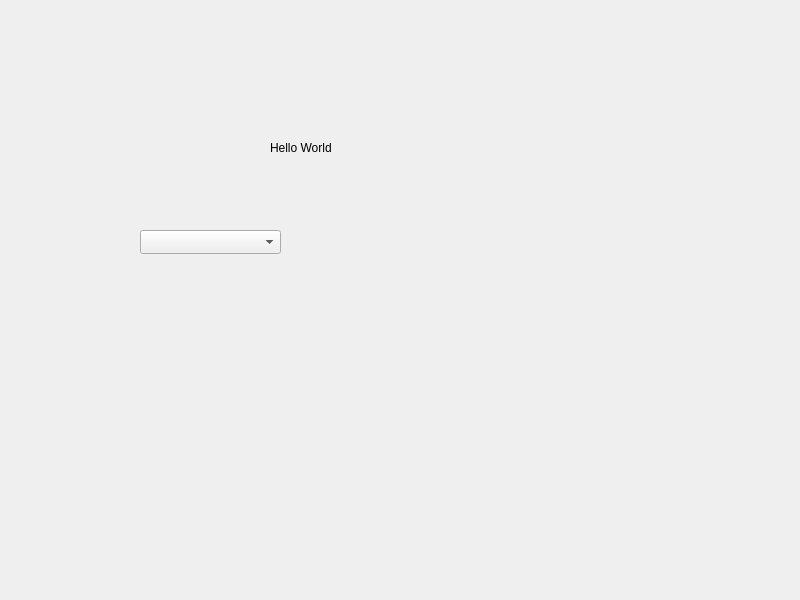
Old version of the form mainwindow.ui in the repository ilpenSE/autoclicker.
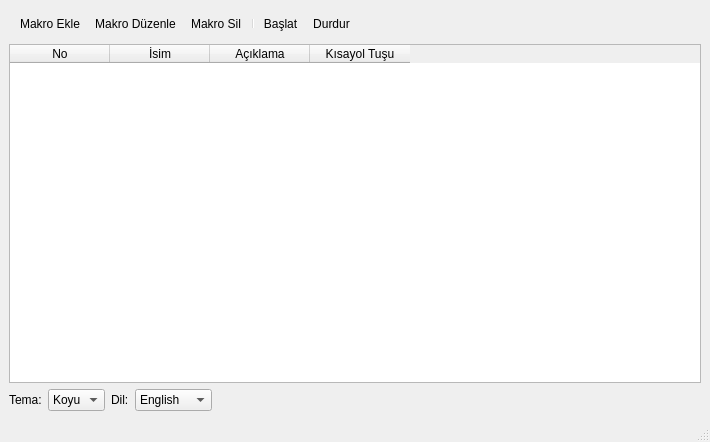
New version of the form. Icons and pictures are not drawn.

Diff of the .ui file:
```diff
--- a/mainwindow.ui
+++ b/mainwindow.ui
@@ -6,41 +6,174 @@
    <rect>
     <x>0</x>
     <y>0</y>
-    <width>800</width>
-    <height>600</height>
+    <width>710</width>
+    <height>442</height>
    </rect>
   </property>
   <property name="windowTitle">
    <string>Auto Clicker</string>
   </property>
   <widget class="QWidget" name="centralwidget">
-   <widget class="QComboBox" name="langBox">
-    <property name="geometry">
-     <rect>
-      <x>140</x>
-      <y>230</y>
-      <width>141</width>
-      <height>24</height>
-     </rect>
-    </property>
-    <property name="contextMenuPolicy">
-     <enum>Qt::ContextMenuPolicy::NoContextMenu</enum>
-    </property>
-   </widget>
-   <widget class="QLabel" name="testlabel">
-    <property name="geometry">
-     <rect>
-      <x>270</x>
-      <y>140</y>
-      <width>131</width>
-      <height>16</height>
-     </rect>
-    </property>
-    <property name="text">
-     <string>Hello World</string>
-    </property>
-   </widget>
+   <layout class="QVBoxLayout" name="verticalLayout">
+    <item>
+     <widget class="QToolBar" name="toolBar">
+      <property name="movable">
+       <bool>false</bool>
+      </property>
+      <addaction name="actionAddMacro"/>
+      <addaction name="actionEditMacro"/>
+      <addaction name="actionDeleteMacro"/>
+      <addaction name="separator"/>
+      <addaction name="actionStart"/>
+      <addaction name="actionStop"/>
+     </widget>
+    </item>
+    <item>
+     <widget class="QTableWidget" name="tableMacros">
+      <column>
+       <property name="text">
+        <string>No</string>
+       </property>
+      </column>
+      <column>
+       <property name="text">
+        <string>İsim</string>
+       </property>
+      </column>
+      <column>
+       <property name="text">
+        <string>Açıklama</string>
+       </property>
+      </column>
+      <column>
+       <property name="text">
+        <string>Kısayol Tuşu</string>
+       </property>
+      </column>
+     </widget>
+    </item>
+    <item>
+     <layout class="QHBoxLayout" name="layoutBottom">
+      <item>
+       <widget class="QLabel" name="labelTheme">
+        <property name="text">
+         <string>Tema:</string>
+        </property>
+       </widget>
+      </item>
+      <item>
+       <widget class="QComboBox" name="themeBox">
+        <item>
+         <property name="text">
+          <string>Koyu</string>
+         </property>
+        </item>
+        <item>
+         <property name="text">
+          <string>Açık</string>
+         </property>
+        </item>
+       </widget>
+      </item>
+      <item>
+       <widget class="QLabel" name="labelLang">
+        <property name="text">
+         <string>Dil:</string>
+        </property>
+       </widget>
+      </item>
+      <item>
+       <widget class="QComboBox" name="langBox">
+        <item>
+         <property name="text">
+          <string>English</string>
+         </property>
+        </item>
+        <item>
+         <property name="text">
+          <string>Türkçe</string>
+         </property>
+        </item>
+        <item>
+         <property name="text">
+          <string>Deutsch</string>
+         </property>
+        </item>
+        <item>
+         <property name="text">
+          <string>Français</string>
+         </property>
+        </item>
+        <item>
+         <property name="text">
+          <string>Italiano</string>
+         </property>
+        </item>
+       </widget>
+      </item>
+      <item>
+       <spacer name="horizontalSpacer">
+        <property name="orientation">
+         <enum>Qt::Orientation::Horizontal</enum>
+        </property>
+        <property name="sizeHint" stdset="0">
+         <size>
+          <width>0</width>
+          <height>0</height>
+         </size>
+        </property>
+       </spacer>
+      </item>
+     </layout>
+    </item>
+   </layout>
   </widget>
+  <widget class="QStatusBar" name="statusbar"/>
+  <action name="actionAddMacro">
+   <property name="icon">
+    <iconset resource="icons.qrc">
+     <normaloff>:/assets/icons/add.svg</normaloff>:/assets/icons/add.svg</iconset>
+   </property>
+   <property name="text">
+    <string>Makro Ekle</string>
+   </property>
+  </action>
+  <action name="actionEditMacro">
+   <property name="icon">
+    <iconset resource="icons.qrc">
+     <normaloff>:/assets/icons/edit.svg</normaloff>:/assets/icons/edit.svg</iconset>
+   </property>
+   <property name="text">
+    <string>Makro Düzenle</string>
+   </property>
+  </action>
+  <action name="actionDeleteMacro">
+   <property name="icon">
+    <iconset resource="icons.qrc">
+     <normaloff>:/assets/icons/delete.svg</normaloff>:/assets/icons/delete.svg</iconset>
+   </property>
+   <property name="text">
+    <string>Makro Sil</string>
+   </property>
+  </action>
+  <action name="actionStart">
+   <property name="icon">
+    <iconset resource="icons.qrc">
+     <normaloff>:/assets/icons/play.svg</normaloff>:/assets/icons/play.svg</iconset>
+   </property>
+   <property name="text">
+    <string>Başlat</string>
+   </property>
+  </action>
+  <action name="actionStop">
+   <property name="icon">
+    <iconset resource="icons.qrc">
+     <normaloff>:/assets/icons/stop.svg</normaloff>:/assets/icons/stop.svg</iconset>
+   </property>
+   <property name="text">
+    <string>Durdur</string>
+   </property>
+  </action>
  </widget>
  <resources/>
  <connections/>
```
Left out of the diff: 4 changed lines with no effect on the pictures.
